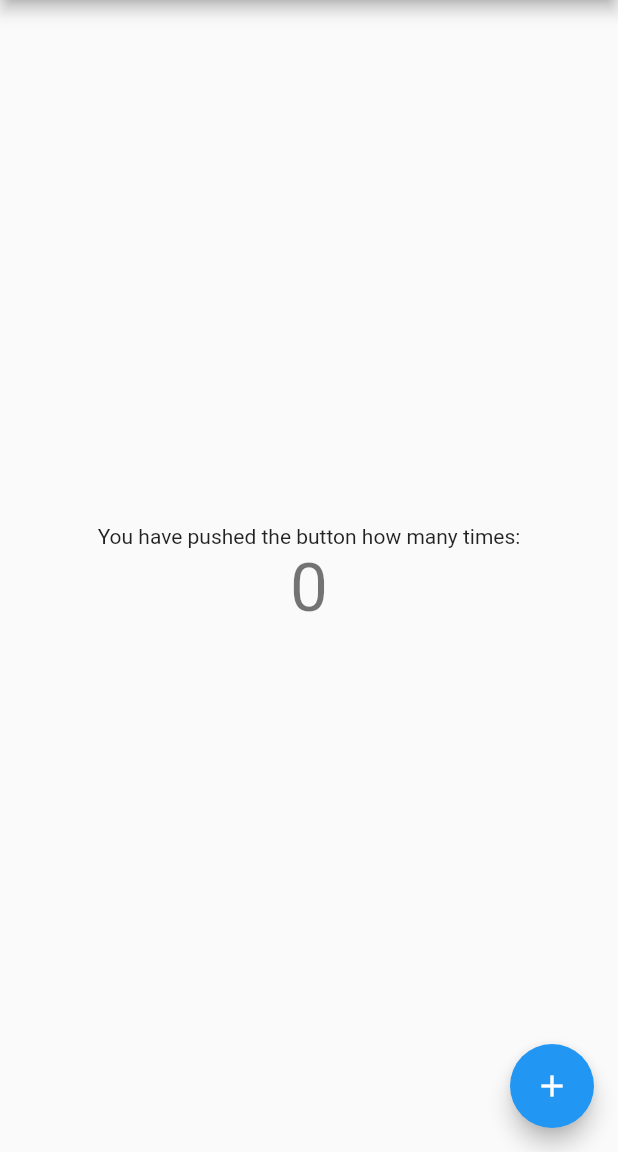
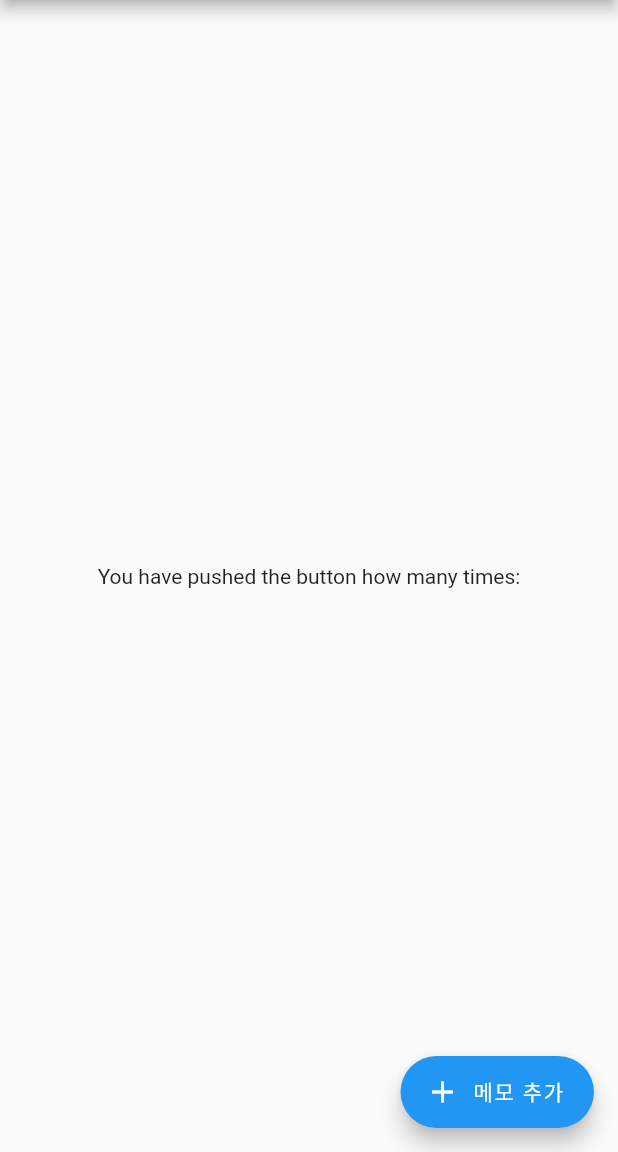
Before and after one commit to mhyungdoo/flutter_tutorial_20200730, a Flutter app: the screen it shows after launch, on a phone screen of 412 x 824 dp, the part 84-1236 px from its top. Run offline on Flutter 3.47's test engine with Material 2 defaults, Android fonts, the phone set to English and light mode, and no system bars.

Commit message:
입문자를 위한 플러터(flutter) 튜토리얼

```diff
--- a/lib/main.dart
+++ b/lib/main.dart
@@ -1,4 +1,5 @@
 import 'package:flutter/material.dart';
+import 'package:flutter_tutorial_20200730/screens/home_page.dart';
 
 void main() => runApp(MyApp());
 
@@ -11,45 +12,3 @@ class MyApp extends StatelessWidget {
         home: MyHomePage(title: 'Flutter Demo Home Page'));
   }
 }
-
-class MyHomePage extends StatefulWidget {
-  MyHomePage({Key key, this.title}) : super(key: key);
-  final String title;
-  @override
-  _MyHomePageState createState() => _MyHomePageState();
-}
-
-class _MyHomePageState extends State<MyHomePage> {
-  int _counter = 0; // 언더바는 해당 클래스 내부에서만 사용하는 변수를 정의할 때 사용함.
-  @override
-  Widget build(BuildContext context) {
-    return Scaffold(
-      appBar: AppBar(
-        title: Text(widget.title),
-      ),
-      body: Center(
-        child: Column(
-          mainAxisAlignment: MainAxisAlignment.center,
-          children: <Widget>[
-            Text("You have pushed the button how many times:"),
-            Text(
-              '$_counter',
-              style: Theme.of(context).textTheme.headline3,
-            )
-          ],
-        ),
-      ),
-      floatingActionButton: FloatingActionButton(
-        onPressed: _incrementCounter,
-        tooltip: 'Increment',
-        child: Icon(Icons.add),
-      ),
-    );
-  }
-
-  void _incrementCounter() {
-    setState(() {
-      _counter++;
-    });
-  }
-}
--- /dev/null
+++ b/lib/screens/home_page.dart
@@ -0,0 +1,46 @@
+import 'package:flutter/cupertino.dart';
+import 'package:flutter/material.dart';
+
+import 'edit_page.dart';
+
+
+class MyHomePage extends StatefulWidget {
+  MyHomePage({Key key, this.title}) : super(key: key);
+  final String title;
+  @override
+  _MyHomePageState createState() => _MyHomePageState();
+}
+
+class _MyHomePageState extends State<MyHomePage> {
+  int _counter = 0; // 언더바는 해당 클래스 내부에서만 사용하는 변수를 정의할 때 사용함.
+  @override
+  Widget build(BuildContext context) {
+    return Scaffold(
+      appBar: AppBar(
+        title: Text(widget.title),
+      ),
+      body: Center(
+        child: Column(
+          mainAxisAlignment: MainAxisAlignment.center,
+          children: <Widget>[
+            Text("You have pushed the button how many times:"),
+
+          ],
+        ),
+      ),
+      floatingActionButton: FloatingActionButton.extended(
+        onPressed: (){
+          Navigator.push(
+           context,
+           CupertinoPageRoute(builder: (context) => EditPage(),)
+          );
+        },
+        tooltip: '노트를 추가하려면 클릭하세요.',
+        label: Text('메모 추가'),
+        icon: Icon(Icons.add),
+      ),
+    );
+  }
+
+
+}
```
Also changed, not shown: lib/screens/edit_page.dart (added, +9 -0 lines), lib/database/data_form.dart (added), lib/database/db_crud.dart (added), lib/screens/view_page.dart (added).
